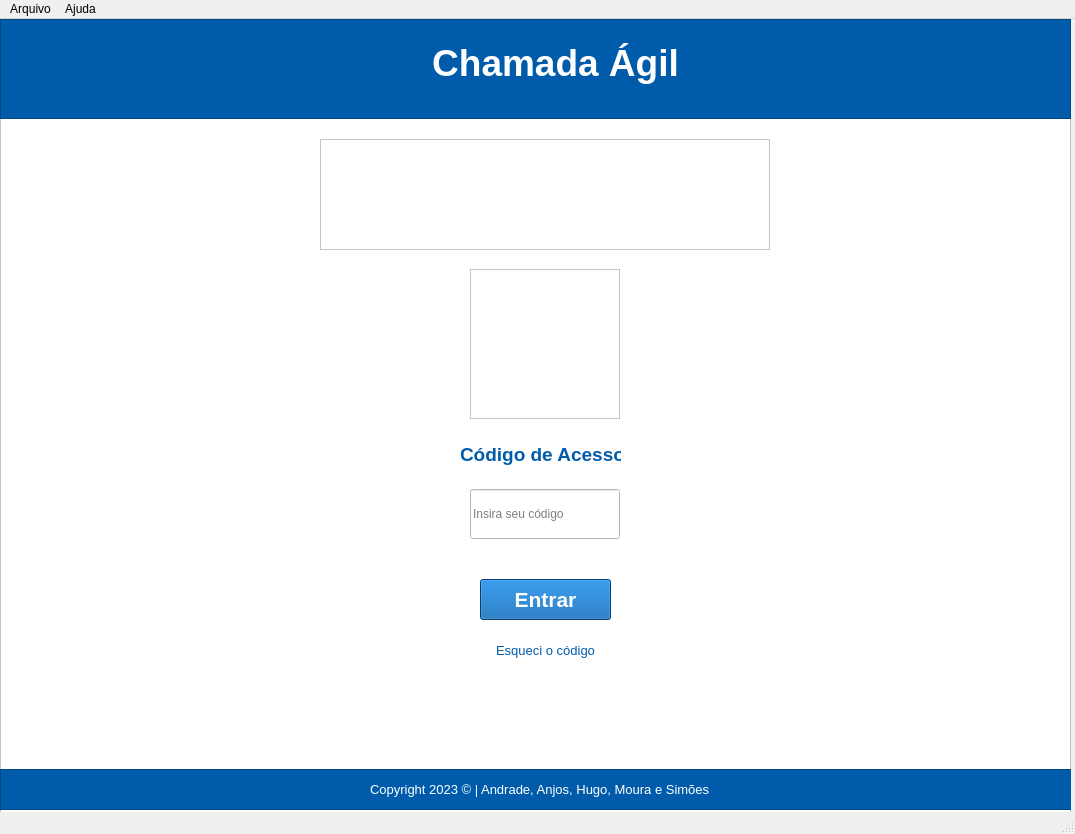
DiegoSMAnjos/SENAI-TDS-TCC-Chamada-Agil, file view/home.ui: the form before one commit.
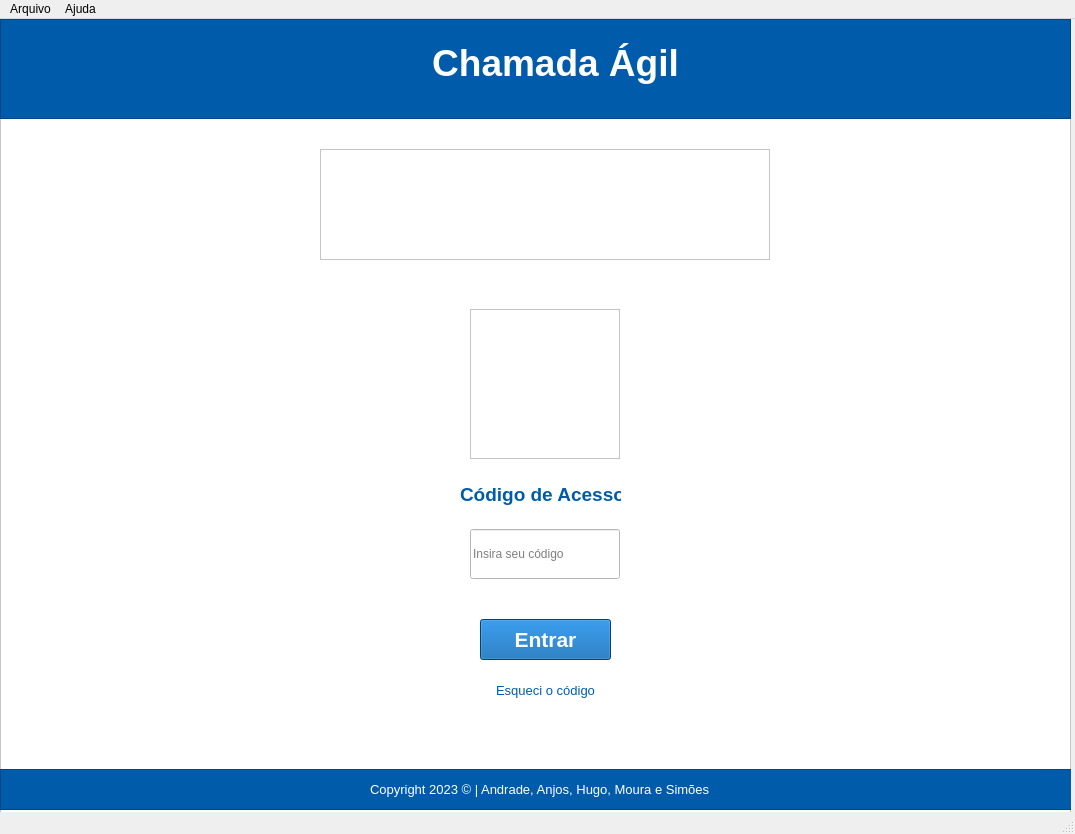
The form after the commit. Icons and pictures are not drawn.

```diff
--- a/view/home.ui
+++ b/view/home.ui
@@ -48,7 +48,7 @@
      <property name="geometry">
       <rect>
        <x>320</x>
-       <y>120</y>
+       <y>130</y>
        <width>450</width>
        <height>111</height>
       </rect>
@@ -113,7 +113,7 @@
      <property name="geometry">
       <rect>
        <x>460</x>
-       <y>400</y>
+       <y>440</y>
        <width>161</width>
        <height>71</height>
       </rect>
@@ -132,7 +132,7 @@
      <property name="geometry">
       <rect>
        <x>470</x>
-       <y>470</y>
+       <y>510</y>
        <width>150</width>
        <height>50</height>
       </rect>
@@ -148,7 +148,7 @@
      <property name="geometry">
       <rect>
        <x>480</x>
-       <y>560</y>
+       <y>600</y>
        <width>131</width>
        <height>41</height>
       </rect>
@@ -173,7 +173,7 @@
      <property name="geometry">
       <rect>
        <x>480</x>
-       <y>620</y>
+       <y>660</y>
        <width>131</width>
        <height>23</height>
       </rect>
@@ -242,7 +242,7 @@
      <property name="geometry">
       <rect>
        <x>470</x>
-       <y>250</y>
+       <y>290</y>
        <width>150</width>
        <height>150</height>
       </rect>
```
